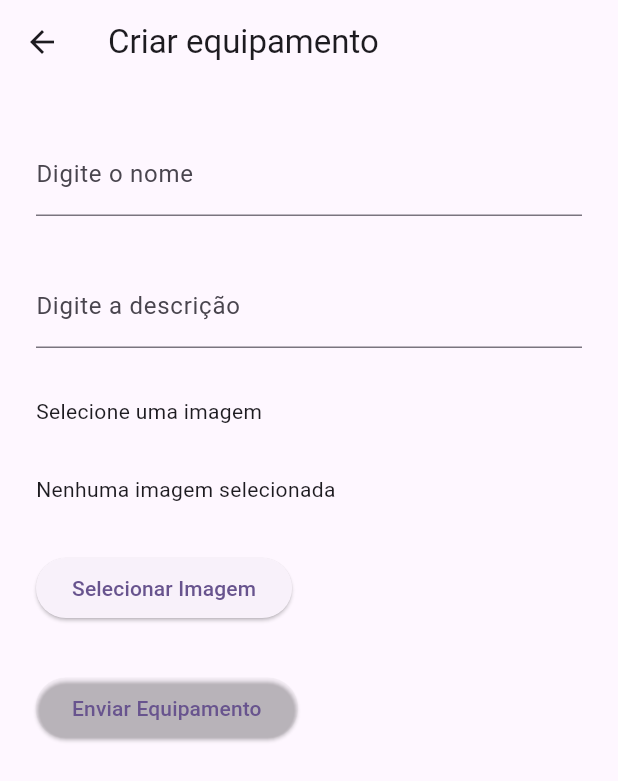
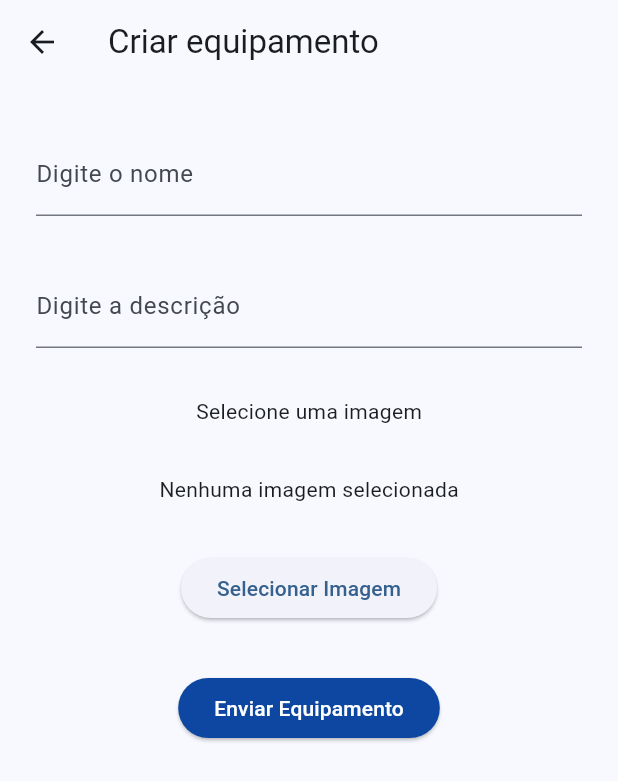
Before and after one commit to kewensilva-gif/equipamentos_laboratorio, a Flutter app: the screen it shows after launch, after a tap on the "add" icon, on a phone screen of 412 x 824 dp. Shown: the top 781 px of the screen. Run offline on Flutter 3.47's test engine with Material 3 defaults, Android fonts, the phone set to English and light mode, and no system bars; our stand-ins replace image_picker; network calls fail.

Commit message:
[fix: ajuste de cores e organização do código]

```diff
--- /dev/null
+++ b/lib/components/formCreateEquipament.dart
@@ -0,0 +1,157 @@
+import 'package:equipamentos_laboratorios/services/api_service.dart';
+import 'package:flutter/material.dart';
+import 'package:image_picker/image_picker.dart';
+import 'dart:io';
+
+class FormCreateEquipament extends StatefulWidget {
+  const FormCreateEquipament({super.key});
+
+  @override
+  // ignore: library_private_types_in_public_api
+  _FormCreateEquipamentState createState() => _FormCreateEquipamentState();
+}
+
+class _FormCreateEquipamentState extends State<FormCreateEquipament> {
+  final ApiService _apiService = ApiService();
+  File? _selectedImage;
+  final ImagePicker _picker = ImagePicker();
+  final _formKey = GlobalKey<FormState>(); // Chave para validar o formulário
+  String _name = '';
+  String _description = '';
+
+  Future<void> _pickImage() async {
+    final pickedFile = await _picker.pickImage(source: ImageSource.gallery);
+
+    if (pickedFile != null) {
+      setState(() {
+        _selectedImage = File(pickedFile.path);
+      });
+    }
+  }
+
+  Future<void> _submitForm() async {
+    if (_formKey.currentState!.validate()) {
+      _formKey.currentState!.save(); // salva o estado do formulário
+      final int response;
+      // Validações
+      if (_name == "") {
+        ScaffoldMessenger.of(context).showSnackBar(
+          const SnackBar(content: Text('Por favor, adicione um nome.')),
+        );
+      }
+      if (_description == "") {
+        ScaffoldMessenger.of(context).showSnackBar(
+          const SnackBar(content: Text('Por favor, adicione uma descrição.')),
+        );
+      }
+      if (_selectedImage == null) {
+        ScaffoldMessenger.of(context).showSnackBar(
+          const SnackBar(content: Text('Por favor, adicione uma imagem.')),
+        );
+      }
+
+      response = await _apiService.postEquipament(_name, _description, _selectedImage);
+      if (response == 200) {
+        Navigator.of(context).pop(true);
+        ScaffoldMessenger.of(context).showSnackBar(
+          const SnackBar(content: Text('Equipamento enviado com sucesso!')),
+        );
+      } else {
+        ScaffoldMessenger.of(context).showSnackBar(
+          const SnackBar(content: Text('Erro ao adicionar um equipamento. Tente novamente mais tarde!')),
+        );
+      }
+    }
+  }
+
+  @override
+  Widget build(BuildContext context) {
+    return SingleChildScrollView(
+      child: Container(
+        alignment: Alignment.center,
+        padding: const EdgeInsets.all(16.0),
+        child: Form(
+          key: _formKey, // Associar a chave do formulário
+          child: Column(
+            crossAxisAlignment: CrossAxisAlignment.center,
+            children: [
+              Padding(
+                padding: const EdgeInsets.symmetric(horizontal: 8, vertical: 16),
+                child: TextFormField(
+                  decoration: const InputDecoration(
+                    border: UnderlineInputBorder(),
+                    labelText: 'Digite o nome',
+                  ),
+                  validator: (value) {
+                    if (value == null || value.isEmpty) {
+                      return 'Por favor, insira um nome';
+                    }
+                    return null;
+                  },
+                  onSaved: (value) {
+                    _name = value!;
+                  },
+                ),
+              ),
+              Padding(
+                padding: const EdgeInsets.symmetric(horizontal: 8, vertical: 16),
+                child: TextFormField(
+                  decoration: const InputDecoration(
+                    border: UnderlineInputBorder(),
+                    labelText: 'Digite a descrição',
+                  ),
+                  validator: (value) {
+                    if (value == null || value.isEmpty) {
+                      return 'Por favor, insira uma descrição';
+                    }
+                    return null;
+                  },
+                  onSaved: (value) {
+                    _description = value!;
+                  },
+                ),
+              ),
+              const Padding(
+                padding: EdgeInsets.symmetric(horizontal: 8, vertical: 16),
+                child: Text('Selecione uma imagem'),
+              ),
+              _selectedImage != null
+                  ? Padding(
+                      padding: const EdgeInsets.symmetric(horizontal: 8, vertical: 16),
+                      child: Image.file(
+                        _selectedImage!,
+                        height: 150,
+                        width: 150,
+                        fit: BoxFit.cover,
+                      ),
+                    )
+                  : const Padding(
+                      padding: EdgeInsets.symmetric(horizontal: 8, vertical: 16),
+                      child: Text('Nenhuma imagem selecionada'),
+                    ),
+              Padding(
+                padding: const EdgeInsets.symmetric(horizontal: 8, vertical: 16),
+                child: ElevatedButton(
+                  onPressed: _pickImage,
+                  child: const Text('Selecionar Imagem'),
+                ),
+              ),
+              Center(
+                child: Padding(
+                padding: const EdgeInsets.symmetric(horizontal: 8, vertical: 16),
+                child: ElevatedButton(
+                  style: ElevatedButton.styleFrom(
+                    backgroundColor: Colors.blue[900],
+                  ),
+                  onPressed: _submitForm,
+                  child: const Text('Enviar Equipamento', style: TextStyle(color: Colors.white),),
+                ),
+              ),
+              ),
+            ],
+          ),
+        ),
+      ),
+    );
+  }
+}
--- a/lib/main.dart
+++ b/lib/main.dart
@@ -15,16 +15,15 @@ class MyApp extends StatelessWidget {
     return MaterialApp(
       title: 'Equipamentos de Laboratórios',
       theme: ThemeData(
-        colorScheme: ColorScheme.fromSeed(seedColor: Colors.deepPurple),
+        colorScheme: ColorScheme.fromSeed(seedColor: Colors.blue),
         useMaterial3: true,
       ),
       routes: {
-        // '/': (context) => const Home(title: 'Flutter Demo Home Page'),
+        '/': (context) => const EquipamentsScreen(),
         '/create': (context) => const CreateEquipament(title: 'Criação de equipamento'),
-        '/': (context) => const EquipamentsScreen(),
         '/detalhe': (context) => const DetalheEquipamento(id: 1),
-        // '/': (context) => const EquipamentsScreen(),
       },
+      debugShowCheckedModeBanner: false,
     );
   }
 }
--- a/lib/screens/create_equipament_screen.dart
+++ b/lib/screens/create_equipament_screen.dart
@@ -1,8 +1,5 @@
-import 'package:equipamentos_laboratorios/services/api_service.dart';
+import 'package:equipamentos_laboratorios/components/formCreateEquipament.dart';
 import 'package:flutter/material.dart';
-import 'package:image_picker/image_picker.dart';
-import 'package:http/http.dart' as http;
-import 'dart:io';
 
 class CreateEquipament extends StatelessWidget {
   const CreateEquipament({super.key, required this.title});
@@ -18,152 +15,3 @@ class CreateEquipament extends StatelessWidget {
     );
   }
 }
-
-class FormCreateEquipament extends StatefulWidget {
-  const FormCreateEquipament({super.key});
-
-  @override
-  // ignore: library_private_types_in_public_api
-  _FormCreateEquipamentState createState() => _FormCreateEquipamentState();
-}
-
-class _FormCreateEquipamentState extends State<FormCreateEquipament> {
-  final ApiService _apiService = ApiService();
-  File? _selectedImage;
-  final ImagePicker _picker = ImagePicker();
-  final _formKey = GlobalKey<FormState>(); // Chave para validar o formulário
-  String _name = '';
-  String _description = '';
-
-  Future<void> _pickImage() async {
-    final pickedFile = await _picker.pickImage(source: ImageSource.gallery);
-
-    if (pickedFile != null) {
-      setState(() {
-        _selectedImage = File(pickedFile.path);
-      });
-    }
-  }
-
-  Future<void> _submitForm() async {
-    if (_formKey.currentState!.validate()) {
-      _formKey.currentState!.save(); // salva o estado do formulário
-
-      final url = Uri.parse(_apiService.httpUrl);
-      final request = http.MultipartRequest('POST', url); // form multipart pq vai enviar arquivo
-
-      // corpo da requisição
-      request.fields['name'] = _name;
-      request.fields['description'] = _description;
-      if (_selectedImage != null) {
-        request.files.add(await http.MultipartFile.fromPath(
-          'image',
-          _selectedImage!.path,
-        ));
-      }
-
-      final response = await request.send(); // envio
-
-      if (response.statusCode == 200) {
-
-       Navigator.of(context).pop();
-        ScaffoldMessenger.of(context).showSnackBar(
-          const SnackBar(content: Text('Equipamento enviado com sucesso!')),
-        );
-      } else {
-        ScaffoldMessenger.of(context).showSnackBar(
-          const SnackBar(content: Text('Falha ao enviar o equipamento.')),
-        );
-      }
-    }
-  }
-
-  @override
-  Widget build(BuildContext context) {
-    return SingleChildScrollView(
-      child: Container(
-        alignment: Alignment.center,
-        padding: const EdgeInsets.all(16.0),
-        child: Form(
-          key: _formKey, // Associar a chave do formulário
-          child: Column(
-            crossAxisAlignment: CrossAxisAlignment.start,
-            children: [
-              Padding(
-                padding: const EdgeInsets.symmetric(horizontal: 8, vertical: 16),
-                child: TextFormField(
-                  decoration: const InputDecoration(
-                    border: UnderlineInputBorder(),
-                    labelText: 'Digite o nome',
-                  ),
-                  validator: (value) {
-                    if (value == null || value.isEmpty) {
-                      return 'Por favor, insira um nome';
-                    }
-                    return null;
-                  },
-                  onSaved: (value) {
-                    _name = value!;
-                  },
-                ),
-              ),
-              Padding(
-                padding: const EdgeInsets.symmetric(horizontal: 8, vertical: 16),
-                child: TextFormField(
-                  decoration: const InputDecoration(
-                    border: UnderlineInputBorder(),
-                    labelText: 'Digite a descrição',
-                  ),
-                  validator: (value) {
-                    if (value == null || value.isEmpty) {
-                      return 'Por favor, insira uma descrição';
-                    }
-                    return null;
-                  },
-                  onSaved: (value) {
-                    _description = value!;
-                  },
-                ),
-              ),
-              const Padding(
-                padding: EdgeInsets.symmetric(horizontal: 8, vertical: 16),
-                child: Text('Selecione uma imagem'),
-              ),
-              _selectedImage != null
-                  ? Padding(
-                      padding: const EdgeInsets.symmetric(horizontal: 8, vertical: 16),
-                      child: Image.file(
-                        _selectedImage!,
-                        height: 150,
-                        width: 150,
-                        fit: BoxFit.cover,
-                      ),
-                    )
-                  : const Padding(
-                      padding: EdgeInsets.symmetric(horizontal: 8, vertical: 16),
-                      child: Text('Nenhuma imagem selecionada'),
-                    ),
-              Padding(
-                padding: const EdgeInsets.symmetric(horizontal: 8, vertical: 16),
-                child: ElevatedButton(
-                  onPressed: _pickImage,
-                  child: const Text('Selecionar Imagem'),
-                ),
-              ),
-              Padding(
-                padding: const EdgeInsets.symmetric(horizontal: 8, vertical: 16),
-                child: ElevatedButton(
-                  style: ElevatedButton.styleFrom(
-                    backgroundColor: Color.fromARGB(0, 34, 4, 68),
-                  ),
-                  onPressed: _submitForm, // Submete o formulário
-                  child: const Text('Enviar Equipamento'),
-                ),
-              ),
-            ],
-          ),
-        ),
-      ),
-    );
-  }
-}
--- a/lib/screens/equipaments_screen.dart
+++ b/lib/screens/equipaments_screen.dart
@@ -1,7 +1,5 @@
-// lib/screens/equipament_screen.dart
-
 import 'package:flutter/material.dart';
-import 'package:equipamentos_laboratorios/components/carrossel.dart';
+import 'package:equipamentos_laboratorios/components/carousel.dart';
 import '../models/equipament_model.dart';
 import '../services/api_service.dart';
 
@@ -9,7 +7,6 @@ class EquipamentsScreen extends StatefulWidget {
   const EquipamentsScreen({super.key});
 
   @override
-  // ignore: library_private_types_in_public_api
   _EquipamentsScreenState createState() => _EquipamentsScreenState();
 }
 
@@ -20,7 +17,14 @@ class _EquipamentsScreenState extends State<EquipamentsScreen> {
   @override
   void initState() {
     super.initState();
-    _equipamentsFuture = _apiService.fetchEquipaments(); // Chama o método para obter os equipamentos
+    _loadEquipaments(); // Carrega os equipamentos inicialmente
+  }
+
+  // Função para carregar os equipamentos
+  void _loadEquipaments() {
+    setState(() {
+      _equipamentsFuture = _apiService.fetchEquipaments();
+    });
   }
 
   @override
@@ -30,21 +34,25 @@ class _EquipamentsScreenState extends State<EquipamentsScreen> {
         title: const Text('Equipamentos'),
         actions: [
           FloatingActionButton( // Botão para linkar a página de criação
-            onPressed: () {
-              Navigator.pushNamed(context, '/create');
+            onPressed: () async {
+              // Aguarda o resultado da página de criação
+              final result = await Navigator.pushNamed(context, '/create');
+              if (result == true) {
+                // Se um equipamento foi adicionado, recarrega a lista
+                _loadEquipaments();
+              }
             },
-            child: const Icon(Icons.add, size: 20.0),
-            backgroundColor: Colors.blue,
+            backgroundColor: Colors.blue[900],
             foregroundColor: Colors.white,
             shape: const CircleBorder(
               side: BorderSide(
-                color: Colors.white,
+                color: Colors.deepPurple,
                 width: 0.0,
               ),
             ),
             tooltip: 'Novo Equipamento',
+            child: const Icon(Icons.add, size: 30.0),
           ),
-
         ],
       ),
       body: FutureBuilder<List<Equipament>>(
--- a/lib/screens/show_equipament_screen.dart
+++ b/lib/screens/show_equipament_screen.dart
@@ -43,10 +43,10 @@ class DetalheEquipamentoState extends State<DetalheEquipamento>  {
                 children: [
                   SizedBox(
                     width: double.infinity,
-                    height: 300, // Altura máxima de 300 pixels
+                    height: 300,
                     child: Image.network(
                       "${_apiService.httpUrl}/storage/${equipament.image}",
-                      fit: BoxFit.cover, // Ajusta a imagem mantendo a proporção
+                      fit: BoxFit.cover,
                     ),
                   ),
                   const SizedBox(height: 16),
--- a/lib/services/api_service.dart
+++ b/lib/services/api_service.dart
@@ -1,23 +1,22 @@
+import 'dart:io';
+
 import 'package:http/http.dart' as http;
 import 'dart:convert';
 import '../models/equipament_model.dart';
 
 class ApiService {
-  final String httpUrl = "https://8229-2804-4ff4-20b-3000-fcdc-534-1cc5-7579.ngrok-free.app";
-
-  // ApiService() {
-  // }
+  final String httpUrl = "https://e085-2804-4ff4-20b-3000-5031-2966-b7-93fb.ngrok-free.app";
+  final headers = {
+    'X-Requested-With': 'XMLHttpRequest',
+    'Accept': 'application/json',
+    'Content-Type': 'application/json',
+    'ngrok-skip-browser-warning': 'true'
+  };
 
   Future<List<Equipament>> fetchEquipaments() async {
     final response = await http.get(
       Uri.parse('$httpUrl/api/equipaments'),
-      headers: {
-        'X-Requested-With': 'XMLHttpRequest',
-        'Authorization': '',
-        'Accept': 'application/json',
-        'Content-Type': 'application/json',
-        'ngrok-skip-browser-warning': 'true', // ignora a página inicial do ngrok
-      },
+      headers: headers
     );
 
     if (response.statusCode == 200) {
@@ -36,13 +35,7 @@ class ApiService {
   Future<Equipament> showEquipament(int id) async {
     final response = await http.get(
       Uri.parse('$httpUrl/api/equipaments/$id'),
-      headers: {
-        'X-Requested-With': 'XMLHttpRequest',
-        'Authorization': '',
-        'Accept': 'application/json',
-        'Content-Type': 'application/json',
-        'ngrok-skip-browser-warning': 'true', // ignora a página inicial do ngrok
-      },
+      headers: headers
     );
 
     if (response.statusCode == 200) {
@@ -52,4 +45,21 @@ class ApiService {
       throw Exception('Falha ao carregar dados: ${response.statusCode}');
     }
   }
+
+  Future<int> postEquipament(String name, String description, File? image) async {
+      final url = Uri.parse("$httpUrl/api/equipaments");
+      final request = http.MultipartRequest('POST', url); // form multipart pq vai enviar arquivo
+
+      // corpo da requisição
+      request.fields['name'] = name;
+      request.fields['description'] = description;
+      request.files.add(await http.MultipartFile.fromPath(
+        'image',
+        image!.path,
+      ));
+
+      final response = await request.send(); // envio
+
+      return response.statusCode;
+  }
 }
```
Also changed, not shown: lib/components/carousel.dart (renamed from lib/components/carrossel.dart, +5 -5 lines), lib/components/equipamentCard.dart (renamed from lib/components/equipamento.dart).
